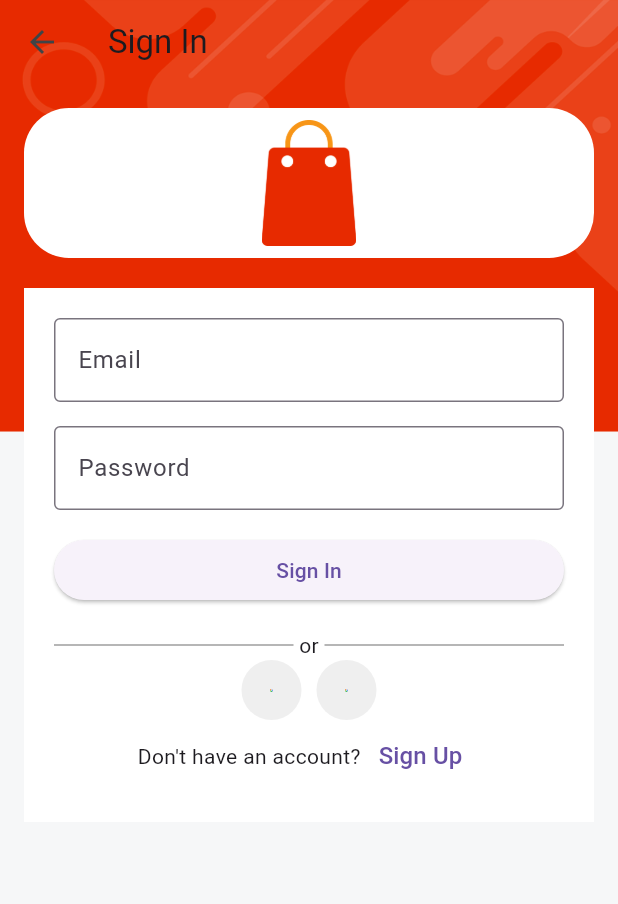
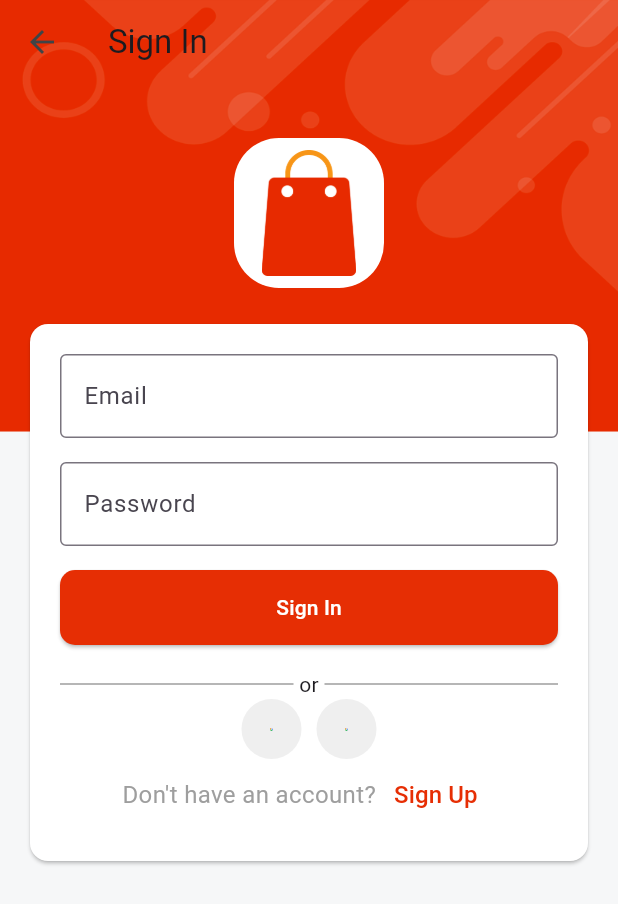
Before and after one commit to ronakJeengar/Shopping-App, a Flutter app: the screen it shows after launch, on a phone screen of 412 x 824 dp. Shown: the top 904 px of the screen. Run offline on Flutter 3.47's test engine with Material 3 defaults, Android fonts, the phone set to English and light mode, and no system bars; our stand-ins replace cloud_firestore, firebase_auth, firebase_core, get, image_picker, pin_code_fields and 1 more; accounts and stored records are empty; Roboto replaces fonts that are missing (sans_regular).

Commit message:
loader added

```diff
--- a/lib/screens/auth_screen/sign_in_via_email.dart
+++ b/lib/screens/auth_screen/sign_in_via_email.dart
@@ -1,11 +1,10 @@
 import 'package:ecom/common_widgets/app_logo.dart';
 import 'package:ecom/common_widgets/bg.dart';
 import 'package:ecom/common_widgets/circular_avatar.dart';
-import 'package:ecom/consts/colors.dart';
 import 'package:ecom/consts/consts.dart';
 import 'package:ecom/controller/auth_controller.dart';
+import 'package:ecom/home.dart';
 import 'package:ecom/screens/auth_screen/sign_up.dart';
-import 'package:flutter/material.dart';
 import 'package:get/get.dart';
 
 class SignInPage extends StatelessWidget {
@@ -27,17 +26,19 @@ class SignInPage extends StatelessWidget {
           child: Padding(
             padding: const EdgeInsets.all(16.0),
             child: Column(
-              // mainAxisAlignment: MainAxisAlignment.center,
-              crossAxisAlignment: CrossAxisAlignment.stretch,
+              mainAxisAlignment: MainAxisAlignment.start,
+              // crossAxisAlignment: CrossAxisAlignment.stretch,
               children: [
+                20.heightBox,
                 appLogo(),
                 const SizedBox(height: 20),
-                Container(
+                Card(
                   color: Colors.white,
+                  child: Padding(
                     padding: const EdgeInsets.all(20.0),
-                  child: Column(
+                    child: Obx(
+                      () => Column(
                           mainAxisAlignment: MainAxisAlignment.center,
-                    crossAxisAlignment: CrossAxisAlignment.stretch,
                           children: [
                             TextFormField(
                               controller: _emailController,
@@ -56,11 +57,29 @@ class SignInPage extends StatelessWidget {
                               obscureText: true,
                             ),
                             const SizedBox(height: 16.0),
+                            authController.isLoading.value
+                                ? const CircularProgressIndicator()
+                                : Column(
+                                    crossAxisAlignment:
+                                        CrossAxisAlignment.stretch,
+                                    children: [
                                       ElevatedButton(
+                                        style: ElevatedButton.styleFrom(
+                                          foregroundColor: Colors.white,
+                                          backgroundColor: redColor,
+                                          padding: const EdgeInsets.symmetric(
+                                              vertical: 15.0),
+                                          shape: RoundedRectangleBorder(
+                                              borderRadius:
+                                                  BorderRadius.circular(10.0)),
+                                        ),
                                         onPressed: () {
+                                          authController.isLoading(true);
                                           signIn();
                                         },
                                         child: const Text('Sign In'),
+                                      ),
+                                    ],
                                   ),
                             const SizedBox(height: 16.0),
                             const Row(
@@ -83,30 +102,44 @@ class SignInPage extends StatelessWidget {
                             Row(
                               mainAxisAlignment: MainAxisAlignment.center,
                               children: [
-                          circularAvatar(bgColor: lightGrey, radius: 20, image: icGoogleLogo, width: 2),
+                                circularAvatar(
+                                    bgColor: lightGrey,
+                                    radius: 20,
+                                    image: icGoogleLogo,
+                                    width: 2),
                                 const SizedBox(width: 10.0),
-                          circularAvatar(bgColor: lightGrey, radius: 20, image: icGoogleLogo, width: 2)
+                                circularAvatar(
+                                    bgColor: lightGrey,
+                                    radius: 20,
+                                    image: icGoogleLogo,
+                                    width: 2)
                               ],
                             ),
                             Row(
                               mainAxisAlignment: MainAxisAlignment.center,
                               children: [
                                 const Text(
-                            "Don't have an account?"
+                                  "Don't have an account?",
+                                  style: TextStyle(
+                                      color: Colors.grey, fontSize: 16.0),
                                 ),
-                          TextButton(onPressed: (){
+                                TextButton(
+                                    onPressed: () {
                                       Get.to(() => SignUpPage());
-                          }, child: const Text(
+                                    },
+                                    style: TextButton.styleFrom(
+                                        foregroundColor: redColor),
+                                    child: const Text(
                                       "Sign Up",
-                            style: TextStyle(
-                              fontSize: 16
-                            ),
+                                      style: TextStyle(fontSize: 16.0),
                                     ))
                               ],
                             )
                           ],
                         ),
-                )
+                      ),
+                    ),
+                  ),
               ],
             ),
           ),
@@ -120,7 +153,13 @@ class SignInPage extends StatelessWidget {
     String password = _passwordController.text.trim();
 
     if (email.isNotEmpty && password.isNotEmpty) {
-      authController.signInWithEmailAndPassword(email, password);
+      authController.signInWithEmailAndPassword(email, password).then((value) {
+        if (value != null) {
+          Get.offAll(() => const Home());
+        } else {
+          authController.isLoading(false);
+        }
+      });
     } else {
       Get.snackbar('Error', 'Please enter email and password',
           snackPosition: SnackPosition.BOTTOM);
```
Lines whose indentation alone changed are shown as unchanged.
